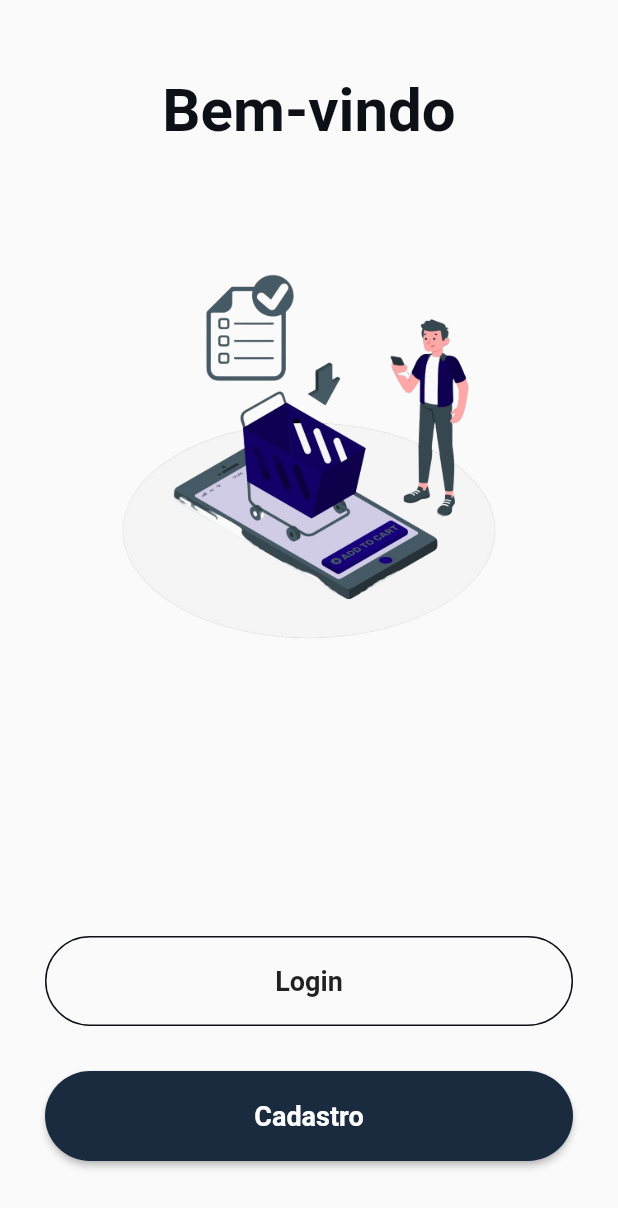
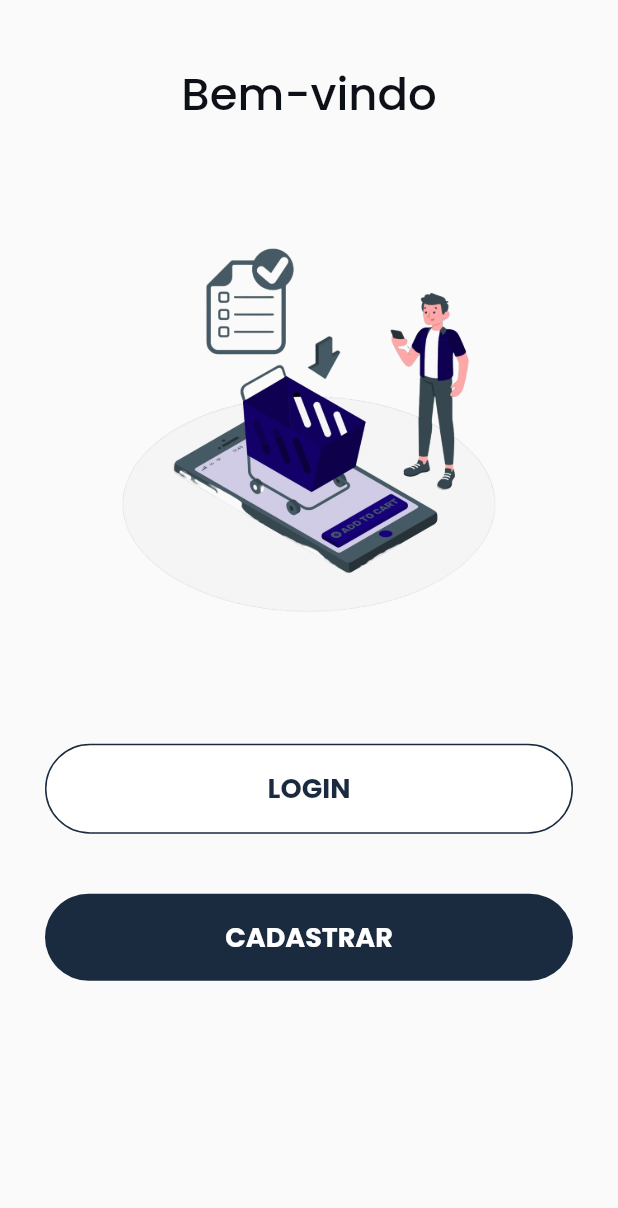
Before and after one commit to mosaviczki/app-promolist, a Flutter app: the screen it shows after launch, on a phone screen of 412 x 824 dp. Shown: the top 1208 px of the screen. Run offline on Flutter 3.47's test engine with Material 2 defaults, Android fonts, the light colour scheme and no system bars.

Commit message:
update main page

```diff
--- a/app/lib/main.dart
+++ b/app/lib/main.dart
@@ -11,74 +11,83 @@ void main() {
 
 class MyApp extends StatelessWidget {
   const MyApp({super.key});
+
   @override
   Widget build(BuildContext context) {
+    Size size = MediaQuery.of(context).size;
+
     return Scaffold(
-      body: SafeArea(
-        child: Container(
-          width: double.infinity,
-          height: MediaQuery.of(context).size.height,
-          padding: const EdgeInsets.symmetric(horizontal: 30, vertical: 50),
-          child: Column(
-            mainAxisAlignment: MainAxisAlignment.spaceBetween,
-            crossAxisAlignment: CrossAxisAlignment.center,
+      body: Padding(
+        padding: const EdgeInsets.symmetric(horizontal: 30, vertical: 40),
+        child: ListView(
           children: <Widget>[
             const Text(
               "Bem-vindo",
+              textAlign: TextAlign.center,
               style: TextStyle(
-                    fontSize: 40,
-                    fontWeight: FontWeight.bold,
+                  fontFamily: 'Poppins',
+                  fontSize: 30,
+                  fontWeight: FontWeight.w500,
                   color: Color.fromRGBO(13, 17, 23, 1)),
             ),
+            const SizedBox(height: 20),
             Container(
-                height: MediaQuery.of(context).size.height / 2,
+              height: size.height * 0.45,
               decoration: const BoxDecoration(
                   image: DecorationImage(
                       image: AssetImage("assets/cart_welcome.png"))),
             ),
-              const SizedBox(height: 100,),
-              MaterialButton(
-                minWidth: double.infinity,
-                height: 60,
+            const SizedBox(height: 20),
+            Container(
+              padding: const EdgeInsets.symmetric(horizontal: 20, vertical: 5),
+              width: size.width * 0.7,
+              decoration: BoxDecoration(
+                  color: const Color.fromARGB(255, 255, 255, 255),
+                  border:
+                      Border.all(color: const Color.fromARGB(255, 26, 43, 64)),
+                  borderRadius: BorderRadius.circular(30)),
+              child: MaterialButton(
                 onPressed: () {
                   Navigator.push(
                       context,
                       MaterialPageRoute(
                           builder: (context) => const LoginPage()));
                 },
-                shape: RoundedRectangleBorder(
-                    side: const BorderSide(
-                        color: Color.fromRGBO(13, 17, 23, 1)),
-                    borderRadius: BorderRadius.circular(50)),
                 child: const Text(
-                  "Login",
-                  style:
-                      TextStyle(fontWeight: FontWeight.w600, fontSize: 18),
+                  "LOGIN",
+                  style: TextStyle(
+                      color: Color.fromARGB(255, 26, 43, 64),
+                      fontFamily: 'Poppins',
+                      fontSize: 18,
+                      fontWeight: FontWeight.w700),
                 ),
               ),
-              const SizedBox(height: 20),
-              MaterialButton(
-                minWidth: double.infinity,
-                height: 60,
+            ),
+            const SizedBox(height: 40),
+            Container(
+              padding: const EdgeInsets.symmetric(horizontal: 20, vertical: 5),
+              width: size.width * 0.7,
+              decoration: BoxDecoration(
+                  color: const Color.fromARGB(255, 26, 43, 64),
+                  borderRadius: BorderRadius.circular(30)),
+              child: MaterialButton(
                 onPressed: () {
                   Navigator.push(
                       context,
                       MaterialPageRoute(
                           builder: (context) => const SignUpPage()));
                 },
-                color: const Color.fromARGB(255, 26, 43, 64),
-                shape: RoundedRectangleBorder(
-                    borderRadius: BorderRadius.circular(50)),
                 child: const Text(
-                  "Cadastro",
+                  "CADASTRAR",
                   style: TextStyle(
                       color: Colors.white,
-                      fontWeight: FontWeight.w600,
-                      fontSize: 18),
+                      fontFamily: 'Poppins',
+                      fontSize: 18,
+                      fontWeight: FontWeight.w700),
                 ),
-              )
+              ),
+            ),
           ],
-          ),
         ),
       ),
     );
```
Lines whose indentation alone changed are shown as unchanged.
